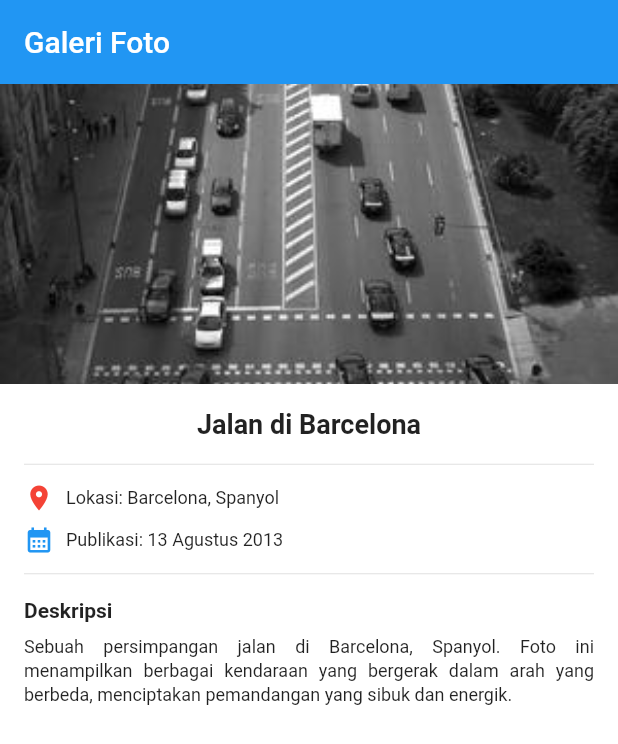
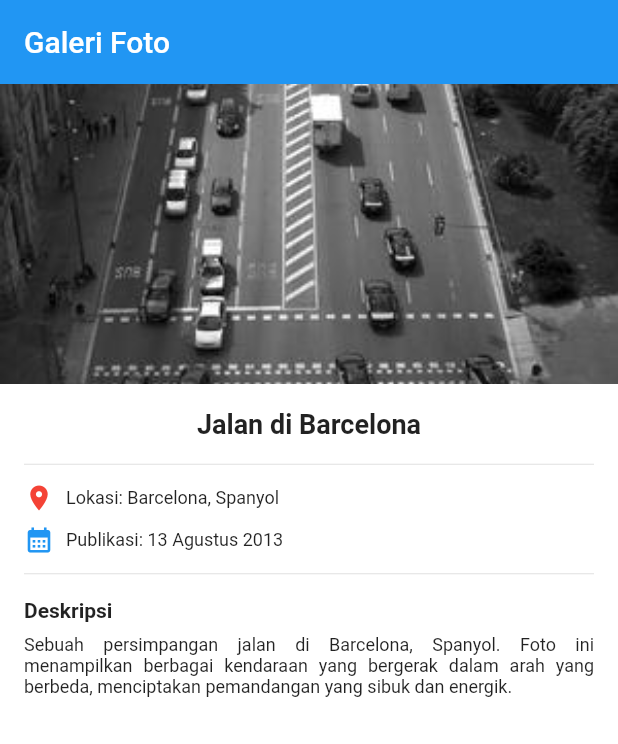
Before and after one commit to Balzedd/tugaspab1, a Flutter app: the screen it shows after launch, on a phone screen of 412 x 824 dp. Shown: the top 744 px of the screen. Run offline on Flutter 3.47's test engine with Material 3 defaults, Android fonts, the phone set to English and light mode, and no system bars.

Commit message:
Update main.dart

```diff
--- a/lib/main.dart
+++ b/lib/main.dart
@@ -116,7 +116,7 @@ class GaleriFotoPage extends StatelessWidget {
                 'pemandangan yang sibuk dan energik.',
                 style: TextStyle(
                   fontSize: 12,
-                  height: 1.3,
+                  height: 1.2,
                   color: Colors.black87,
                 ),
                 textAlign: TextAlign.justify,
@@ -126,5 +126,5 @@ class GaleriFotoPage extends StatelessWidget {
         ),
       ),
     );
-  }
+  }//kholis
 }
```
